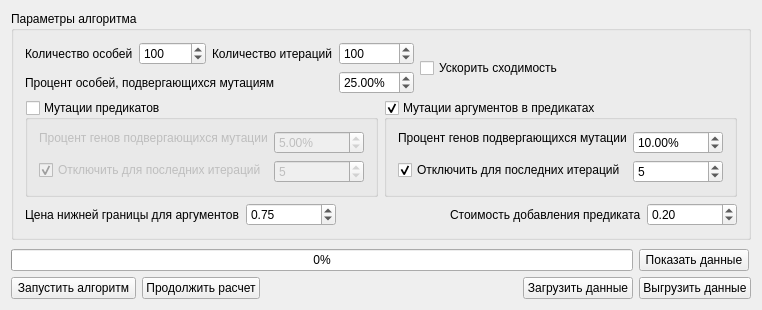
Qt form Masters_thesis_2/main_widget.ui (MrBenomos/Masters_thesis_2) before a commit.
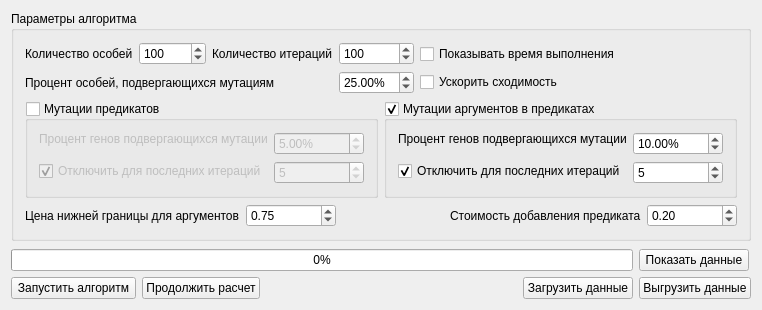
The same form after that commit.

The edit to the form file:
```diff
--- a/Masters_thesis_2/main_widget.ui
+++ b/Masters_thesis_2/main_widget.ui
@@ -20,7 +20,7 @@
       <property name="title">
        <string>Параметры алгоритма</string>
       </property>
-      <layout class="QVBoxLayout" name="verticalLayout">
+      <layout class="QVBoxLayout" name="verticalLayout_3">
        <item>
         <layout class="QHBoxLayout" name="horizontalLayout">
          <item>
@@ -112,6 +112,15 @@
           </layout>
          </item>
          <item>
+          <layout class="QVBoxLayout" name="verticalLayout">
+           <item>
+            <widget class="QCheckBox" name="cbRunTime">
+             <property name="text">
+              <string>Показывать время выполнения</string>
+             </property>
+            </widget>
+           </item>
+           <item>
           <widget class="QCheckBox" name="cbBoost">
            <property name="toolTip">
             <string>&lt;html&gt;&lt;head/&gt;&lt;body&gt;&lt;p&gt;Ускоряет сходимость для нескольких условий.&lt;/p&gt;&lt;p&gt;Фитнес считается отдельно для каждого условия, а не ограничения, на этапе замены будут отбираться лучшие условия, а не ограничения в общем.&lt;/p&gt;&lt;/body&gt;&lt;/html&gt;</string>
@@ -121,6 +130,8 @@
            </property>
           </widget>
          </item>
+          </layout>
+         </item>
          <item>
           <spacer name="horizontalSpacer_2">
            <property name="orientation">
@@ -128,8 +139,8 @@
            </property>
            <property name="sizeHint" stdset="0">
             <size>
-             <width>40</width>
-             <height>20</height>
+             <width>13</width>
+             <height>53</height>
             </size>
            </property>
           </spacer>
```
Lines whose indentation alone changed are shown as unchanged.
